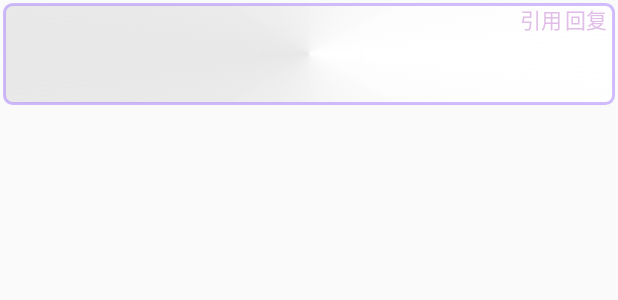
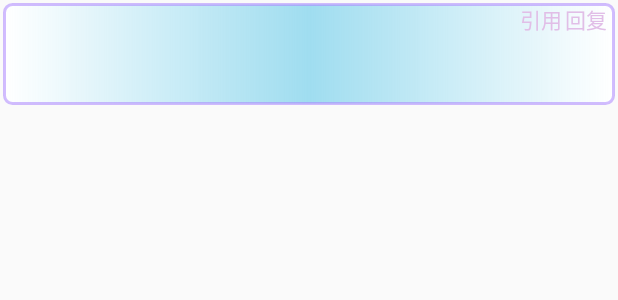
Before and after one commit to fishho/NKBBS, an Android app: the layout item_reply.xml on its own in the app's theme, with its tools: preview values and no code run, on a phone screen of 412 x 824 dp. Shown: the top 300 px of the screen. Run offline under Robolectric (Android 15) with nearby library versions, the phone set to English and light mode, and no system bars; Roboto replaces fonts that are not available here.

Commit message:
make the ui more beautiful

```diff
--- a/app/src/main/java/com/cfish/rvb/MainActivity.java
+++ b/app/src/main/java/com/cfish/rvb/MainActivity.java
@@ -181,8 +181,8 @@ public class MainActivity extends AppCompatActivity
         switch (id) {
             case R.id.action_settings:
                 return true;
-            case R.id.action_concern:
-                item.setIcon(R.mipmap.ic_heart_outline1);
+            case R.id.action_message:
+                item.setIcon(R.mipmap.ic_star_outline);
                 if (haveMsg) {
                     Intent intent = new Intent(this,NotificationListActivity.class);
                     intent.putExtra("news",news);
--- a/app/src/main/res/drawable/round_corner_shape.xml
+++ b/app/src/main/res/drawable/round_corner_shape.xml
@@ -2,10 +2,10 @@
 
 <shape xmlns:android="http://schemas.android.com/apk/res/android">
     <!--<solid android:color="@color/eyeDark" />-->
-    <gradient android:type="sweep"
+    <gradient android:type="linear"
         android:gradientRadius="5dp"
         android:startColor="@color/icons"
-        android:centerColor="@color/comonbackground"
+        android:centerColor="@color/water"
         android:endColor="@color/icons">
     </gradient>
     <stroke
--- a/app/src/main/res/layout/activity_article.xml
+++ b/app/src/main/res/layout/activity_article.xml
@@ -8,7 +8,7 @@
     <!--tools:showIn="@layout/activity_article" tools:context="com.cfish.rvb.ArticleActivity"  -->
     <android.support.design.widget.AppBarLayout
         android:id="@+id/actbar" android:layout_height="wrap_content"
-        android:layout_width="match_parent" android:theme="@style/AppTheme.AppBarOverlay">
+        android:layout_width="match_parent" android:theme="@style/ThemeOverlay.AppCompat.Dark.ActionBar">
         <android.support.v7.widget.Toolbar android:id="@+id/toolbar"
             android:layout_width="match_parent" android:layout_height="?attr/actionBarSize"
             android:background="?attr/colorPrimary" app:popupTheme="@style/AppTheme.PopupOverlay" />
--- a/app/src/main/res/menu/main.xml
+++ b/app/src/main/res/menu/main.xml
@@ -14,9 +14,9 @@
         app:actionProviderClass="android.support.v7.widget.ShareActionProvider"
         app:showAsAction="ifRoom"/>
     <item
-        android:id="@+id/action_concern"
-        android:title="@string/action_concern"
-        android:icon="@mipmap/ic_heart_outline1"
+        android:id="@+id/action_message"
+        android:title="@string/action_message"
+        android:icon="@mipmap/ic_star_outline"
         android:orderInCategory="90"
         app:showAsAction="ifRoom" />
     <item
--- a/app/src/main/res/values/strings.xml
+++ b/app/src/main/res/values/strings.xml
@@ -5,7 +5,7 @@
     <string name="navigation_drawer_close">Close navigation drawer</string>
 
     <string name="action_settings">设置</string>
-    <string name="action_concern">关注</string>
+    <string name="action_message">消息</string>
     <string name="title_activity_login">登录</string>
 
     <!-- Strings related to login -->
```
